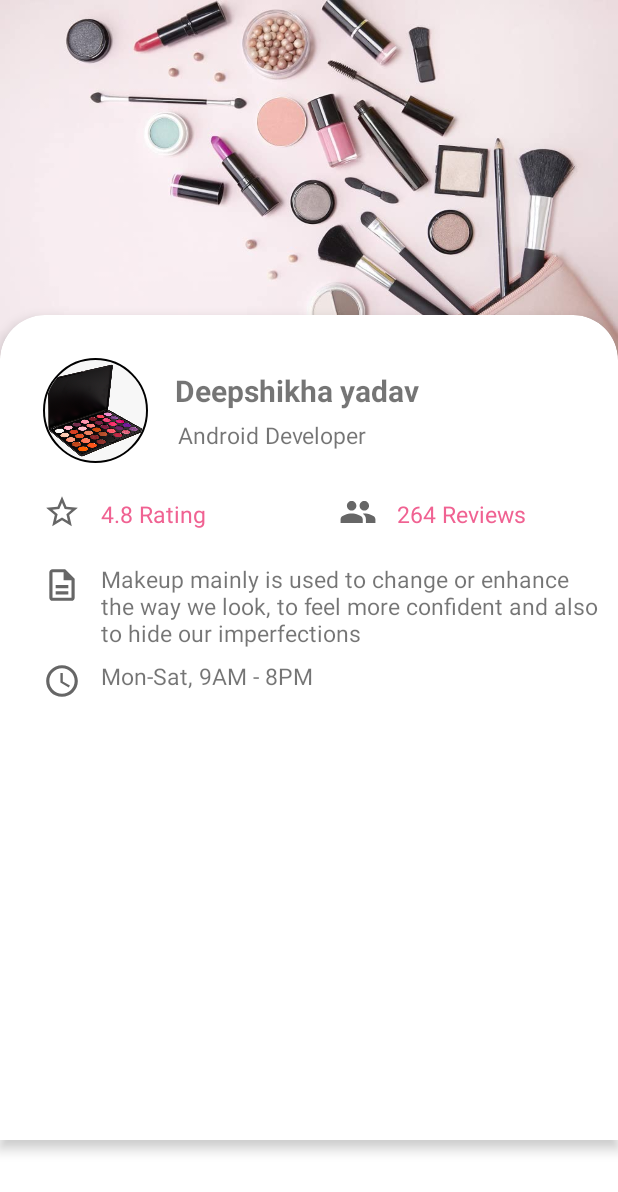
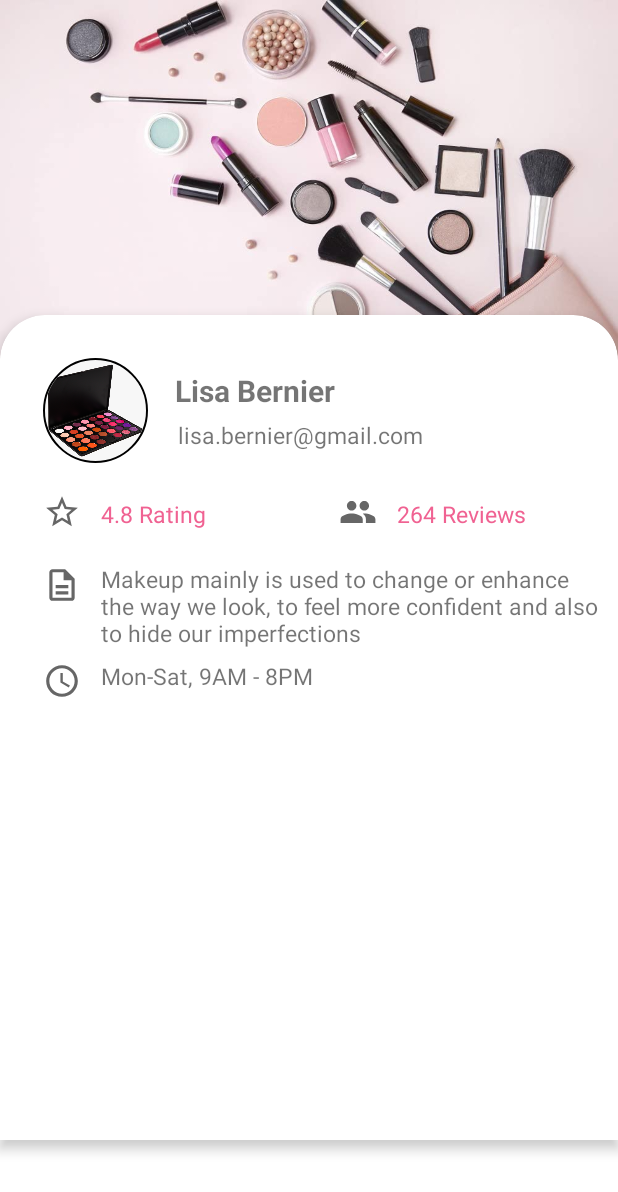
Before and after one commit to TheStab/me_patara_kaci_var, an Android app: the layout fragment_about.xml on its own in the app's theme, with its tools: preview values and no code run, on a phone screen of 412 x 824 dp. Shown: the top 1192 px of the screen. Run offline under Robolectric (Android 15) with nearby library versions, the phone set to English and light mode, and no system bars; network calls fail.

Commit message:
first version

```diff
--- a/app/src/main/res/layout/fragment_about.xml
+++ b/app/src/main/res/layout/fragment_about.xml
@@ -68,7 +68,7 @@
                <TextView
                    android:layout_width="wrap_content"
                    android:layout_height="wrap_content"
-                   android:text="Deepshikha yadav"
+                   android:text="Lisa Bernier"
                    android:textStyle="bold"
                    android:layout_marginStart="8dp"
                    android:layout_marginTop="8dp"
@@ -77,7 +77,7 @@
                <TextView
                    android:layout_width="wrap_content"
                    android:layout_height="wrap_content"
-                   android:text="Android Developer"
+                   android:text="lisa.bernier@gmail.com"
                    android:layout_marginStart="10dp"
                    android:textSize="15sp"/>
 
```
